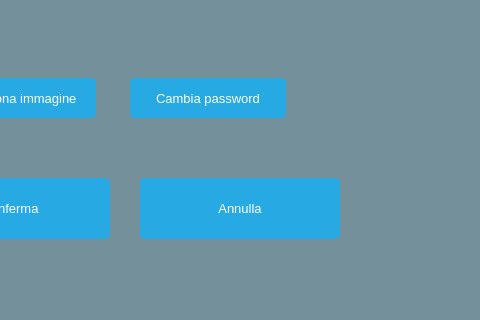
The window that Client/EditorGUI/EditorGUI/Modify Profile/ModifyProfile.ui (iliodipietro/Programmazione-Di-Sistema-Collaborative-Editor) describes before a commit, drawn with Qt 5; both pictures show x 210 to 690 and y 382 to 702 of the 792 by 702 pixel window.
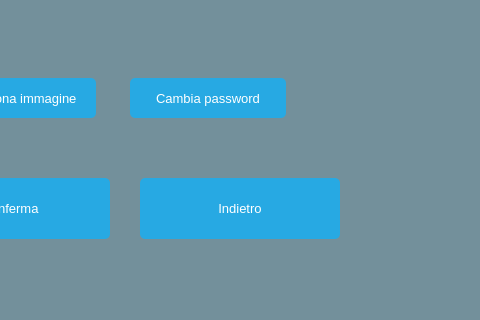
The same window after the commit.

Commit message: commit prima del pull

What changed in the file:
```diff
--- a/Client/EditorGUI/EditorGUI/Modify Profile/ModifyProfile.ui
+++ b/Client/EditorGUI/EditorGUI/Modify Profile/ModifyProfile.ui
@@ -267,7 +267,7 @@
 QPushButton:hover { background-color: #0080FF; }</string>
    </property>
    <property name="text">
-    <string>Annulla</string>
+    <string>Indietro</string>
    </property>
   </widget>
   <widget class="QPushButton" name="submit">
```
